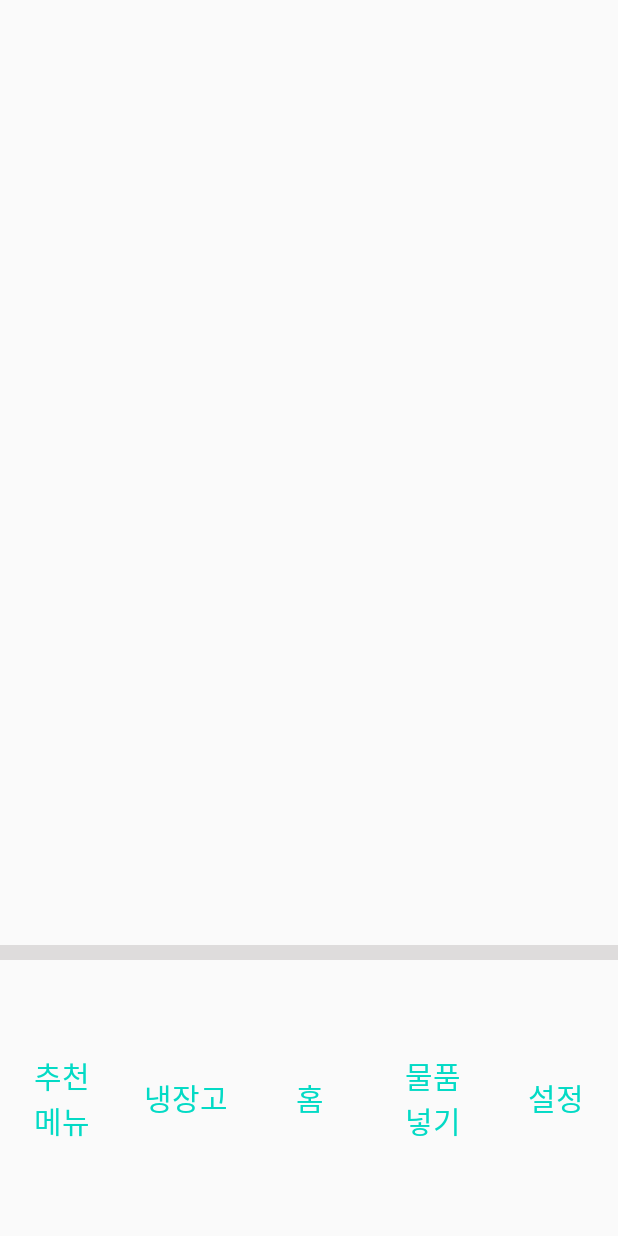
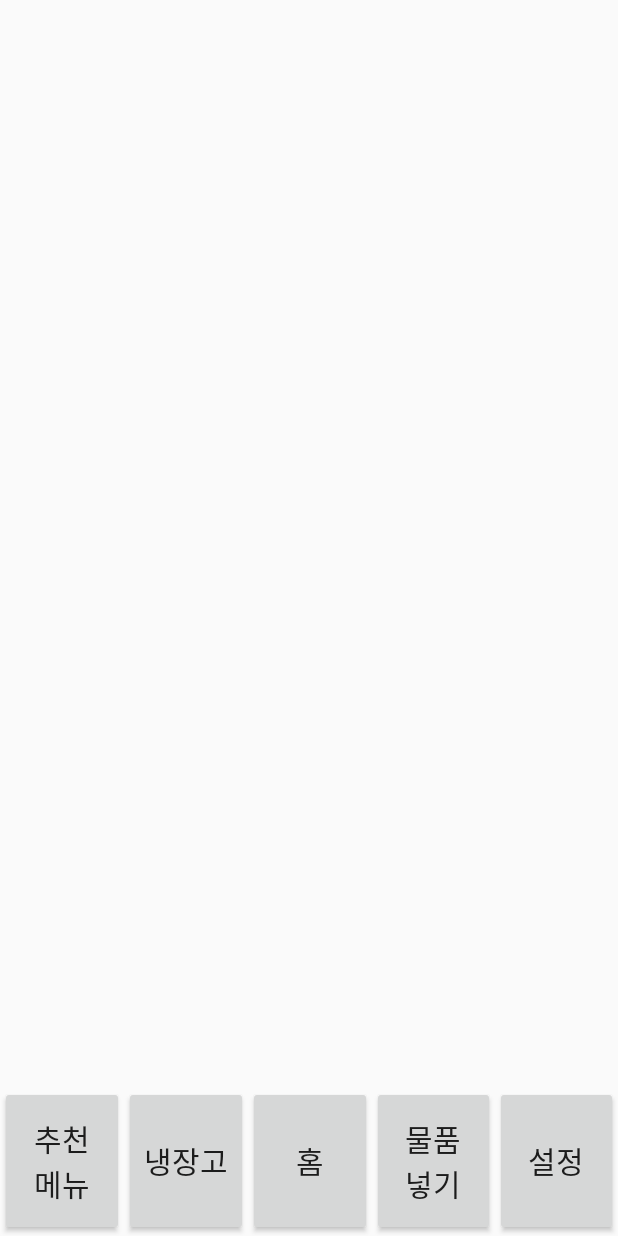
Before and after one commit to gibum1228/Care_Refrigerator, an Android app: the layout activity_main.xml on its own in the app's theme, with its tools: preview values and no code run, on a phone screen of 412 x 824 dp. Run offline under Robolectric (Android 15) with nearby library versions, the phone set to English and light mode, and no system bars.

Commit message:
2020.04.14.

```diff
--- a/Care_Refrigerator/app/src/main/AndroidManifest.xml
+++ b/Care_Refrigerator/app/src/main/AndroidManifest.xml
@@ -9,7 +9,8 @@
         android:roundIcon="@mipmap/ic_launcher_round"
         android:supportsRtl="true"
         android:theme="@style/AppTheme">
-        <activity android:name=".BoxActivity"></activity>
+        <activity android:name=".BoardActivity"/>
+        <activity android:name=".BoxActivity" />
         <activity android:name=".PushActivity" />
         <activity android:name=".OptionActivity" />
         <activity android:name=".MainActivity">
--- a/Care_Refrigerator/app/src/main/res/layout/activity_main.xml
+++ b/Care_Refrigerator/app/src/main/res/layout/activity_main.xml
@@ -6,27 +6,16 @@
     android:layout_height="match_parent"
     tools:context=".MainActivity">
 
-    <TextView
-        android:id="@+id/bar01"
-        android:layout_width="0dp"
-        android:layout_height="10dp"
-        android:layout_marginTop="630dp"
-        android:background="#438C8686"
-        app:layout_constraintBottom_toTopOf="@+id/btnLayout"
-        app:layout_constraintEnd_toEndOf="parent"
-        app:layout_constraintStart_toStartOf="parent"
-        app:layout_constraintTop_toTopOf="parent" />
-
     <LinearLayout
         android:id="@+id/btnLayout"
-        android:layout_width="0dp"
-        android:layout_height="0dp"
+        android:layout_width="0sp"
+        android:layout_height="100sp"
         android:orientation="horizontal"
         app:layout_constraintBottom_toBottomOf="parent"
         app:layout_constraintEnd_toEndOf="parent"
         app:layout_constraintHorizontal_bias="0.0"
         app:layout_constraintStart_toStartOf="parent"
-        app:layout_constraintTop_toBottomOf="@+id/bar01"
+        app:layout_constraintTop_toTopOf="parent"
         app:layout_constraintVertical_bias="1.0">
 
         <Button
@@ -36,8 +25,8 @@
             android:layout_weight="1"
             android:gravity="center"
             android:text="@string/boardBtn"
-            android:textSize="20sp"
-            style="?android:attr/buttonBarButtonStyle"/>
+            android:textSize="20sp" />
+
         <Button
             android:id="@+id/boxBtn"
             android:layout_width="match_parent"
@@ -45,8 +34,8 @@
             android:layout_weight="1"
             android:gravity="center"
             android:text="@string/boxBtn"
-            android:textSize="20sp"
-            style="?android:attr/buttonBarButtonStyle"/>
+            android:textSize="20sp" />
+
         <Button
             android:id="@+id/homeBtn"
             android:layout_width="match_parent"
@@ -54,8 +43,8 @@
             android:layout_weight="1"
             android:gravity="center"
             android:text="@string/homeBtn"
-            android:textSize="20sp"
-            style="?android:attr/buttonBarButtonStyle"/>
+            android:textSize="20sp" />
+
         <Button
             android:id="@+id/pushBtn"
             android:layout_width="match_parent"
@@ -63,8 +52,8 @@
             android:layout_weight="1"
             android:gravity="center"
             android:text="@string/pushBtn"
-            android:textSize="20sp"
-            style="?android:attr/buttonBarButtonStyle"/>
+            android:textSize="20sp" />
+
         <Button
             android:id="@+id/optionBtn"
             android:layout_width="match_parent"
@@ -72,7 +61,6 @@
             android:layout_weight="1"
             android:gravity="center"
             android:text="@string/optionBtn"
-            android:textSize="20sp"
-            style="?android:attr/buttonBarButtonStyle"/>
+            android:textSize="20sp" />
     </LinearLayout>
 </androidx.constraintlayout.widget.ConstraintLayout>
--- a/Care_Refrigerator/app/src/main/res/values/strings.xml
+++ b/Care_Refrigerator/app/src/main/res/values/strings.xml
@@ -1,8 +1,8 @@
 <resources>
     <string name="app_name">Care_Refrigerator</string>
-    <string name="test1">박스 액티비티</string>
+    <string name="test1">박스 액티비티</string> // 없애도 됨
     <string name="option_test">Option Test</string>
-    <string name="push_test">물품 넣기 테스트</string>
+    <string name="push_test">물품 넣기 테스트</string> // 여기까지
     <string name="boxBtn">냉장고</string>
     <string name="boardBtn">추천 메뉴</string>
     <string name="homeBtn">홈</string>
--- a/Care_Refrigerator/app/src/main/res/values/styles.xml
+++ b/Care_Refrigerator/app/src/main/res/values/styles.xml
@@ -1,7 +1,7 @@
 <resources>
 
     <!-- Base application theme. -->
-    <style name="AppTheme" parent="Theme.AppCompat.Light.DarkActionBar">
+    <style name="AppTheme" parent="Theme.AppCompat.Light.NoActionBar">
         <!-- Customize your theme here. -->
         <item name="colorPrimary">@color/colorPrimary</item>
         <item name="colorPrimaryDark">@color/colorPrimaryDark</item>
```
Also changed, not shown: Care_Refrigerator/app/src/main/java/com/example/care_refrigerator/BoardActivity.java (added, +14 -0 lines), Care_Refrigerator/app/src/main/java/com/example/care_refrigerator/MainActivity.java (+29 -15 lines), Care_Refrigerator/app/src/main/res/layout/activity_board.xml (added, +9 -0 lines).
